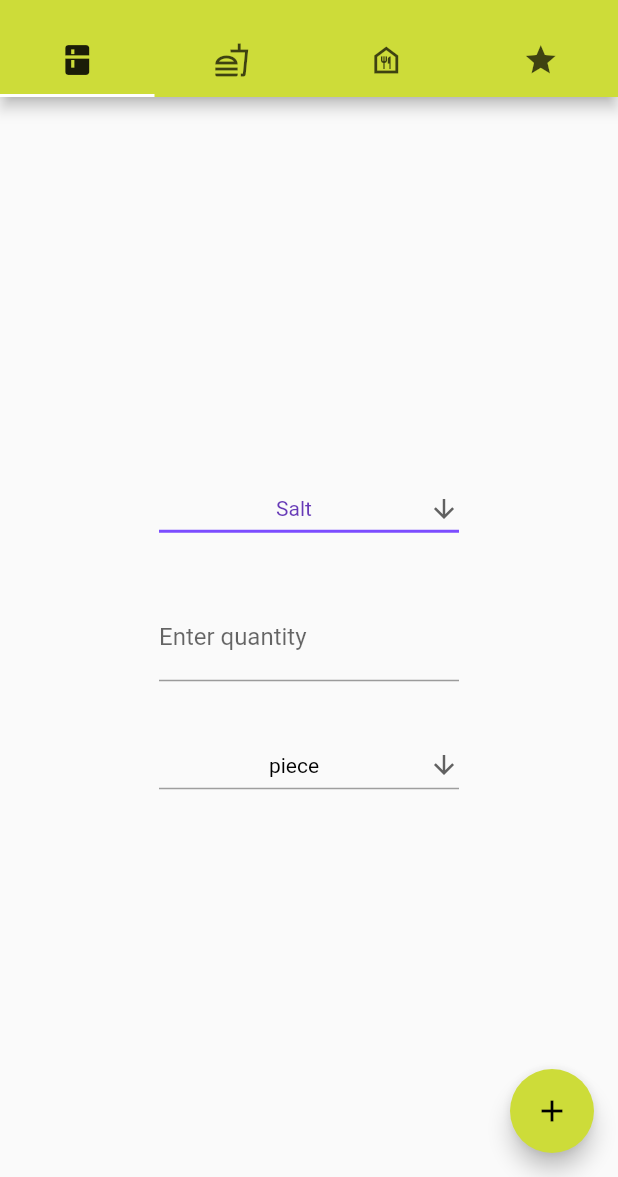
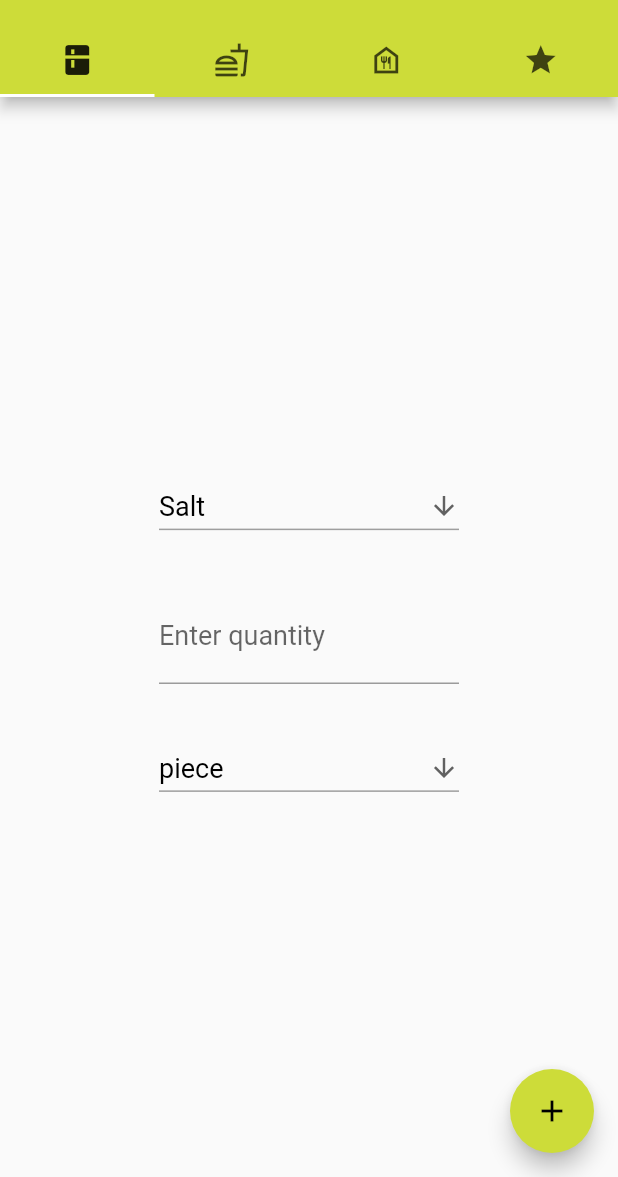
Before and after one commit to lukas-becker/food_app, a Flutter app: the screen it shows after launch, after a tap on the "add" icon, on a phone screen of 412 x 824 dp, the part 59-1236 px from its top. Run offline on Flutter 3.47's test engine with Material 2 defaults, Android fonts, the phone set to English and light mode, and no system bars; our stand-ins replace firebase_database, flutter_slidable, sqflite; missing offline and left inert: flutter_custom_tabs, powerset; accounts and stored records are empty.

Commit message:
adjust font and colors

```diff
--- a/lib/globalVariables.dart
+++ b/lib/globalVariables.dart
@@ -12,6 +12,5 @@ final List<String> units = <String>["piece", "gram", "kilogram", "ounce", "pound
 
 
 String prettyFormatDouble(double value){
-  print(value.truncateToDouble());
-return value.toStringAsFixed(value.truncateToDouble() == value ? 0 : 2);
+  return value.toStringAsFixed(value.truncateToDouble() == value ? 0 : 2);
 }
--- a/lib/tabs/EditItem.dart
+++ b/lib/tabs/EditItem.dart
@@ -17,6 +17,9 @@ class _EditState extends State<EditItem> {
   final Item item;
   final int index;
   final bool isCalledFromShoppingList;
+
+  final double editWidth = 200;
+  final double fontSize = 18;
 
   var nameController = new TextEditingController();
   var quantityController = new TextEditingController();
@@ -67,17 +70,18 @@ class _EditState extends State<EditItem> {
 
     if (this.isCalledFromShoppingList) {
       nameWidget = Container(
-        width: 200,
+        width: editWidth,
         margin: EdgeInsets.all(16),
         child: TextField(
           controller: nameController,
+          style: TextStyle(color: Colors.black, fontSize: fontSize),
           decoration: InputDecoration(labelText: "Enter name"),
           onEditingComplete: () => node.nextFocus(),
         ),
       );
     } else {
       nameWidget = Container(
-          width: 200,
+          width: editWidth,
           margin: EdgeInsets.all(16),
           child: DropdownButton(
             value: nameDropdown,
@@ -85,10 +89,10 @@ class _EditState extends State<EditItem> {
             icon: Icon(Icons.arrow_downward),
             iconSize: 20,
             elevation: 16,
-            style: TextStyle(color: Colors.deepPurple),
+            style: TextStyle(color: Colors.black, fontSize: fontSize),
             underline: Container(
-              height: 2,
-              color: Colors.deepPurpleAccent,
+              height: 1,
+              color: Colors.grey,
             ),
             onChanged: (String newValue) => {
               setState(() {
@@ -98,7 +102,7 @@ class _EditState extends State<EditItem> {
             items: globals.entries.map<DropdownMenuItem<String>>((String value) {
               return DropdownMenuItem<String>(
                 value: value,
-                child: Align(alignment: Alignment.center, child: Text(value)),
+                child: Align(alignment: Alignment.centerLeft, child: Text(value)),
               );
             }).toList(),
           ));
@@ -107,17 +111,18 @@ class _EditState extends State<EditItem> {
     return [
       nameWidget,
       Container(
-        width: 200,
+        width: editWidth,
         margin: EdgeInsets.all(16),
         child: TextField(
           controller: quantityController,
           keyboardType: TextInputType.number,
           decoration: InputDecoration(labelText: "Enter quantity"),
+          style: TextStyle(color: Colors.black, fontSize: fontSize),
           onEditingComplete: () => _validateAmount(),
         ),
       ),
       Container(
-          width: 200,
+          width: editWidth,
           margin: EdgeInsets.all(16),
           child: DropdownButton<String>(
             value: unitDropdown,
@@ -125,7 +130,7 @@ class _EditState extends State<EditItem> {
             icon: Icon(Icons.arrow_downward),
             iconSize: 20,
             elevation: 16,
-            style: TextStyle(color: Colors.black),
+            style: TextStyle(color: Colors.black, fontSize: fontSize),
             underline: Container(
               height: 1,
               color: Colors.grey,
@@ -138,7 +143,7 @@ class _EditState extends State<EditItem> {
             items: globals.units.map<DropdownMenuItem<String>>((String value) {
               return DropdownMenuItem<String>(
                 value: value,
-                child: Align(alignment: Alignment.center, child: Text(value)),
+                child: Align(alignment: Alignment.centerLeft, child: Text(value)),
               );
             }).toList(),
           ))
```
